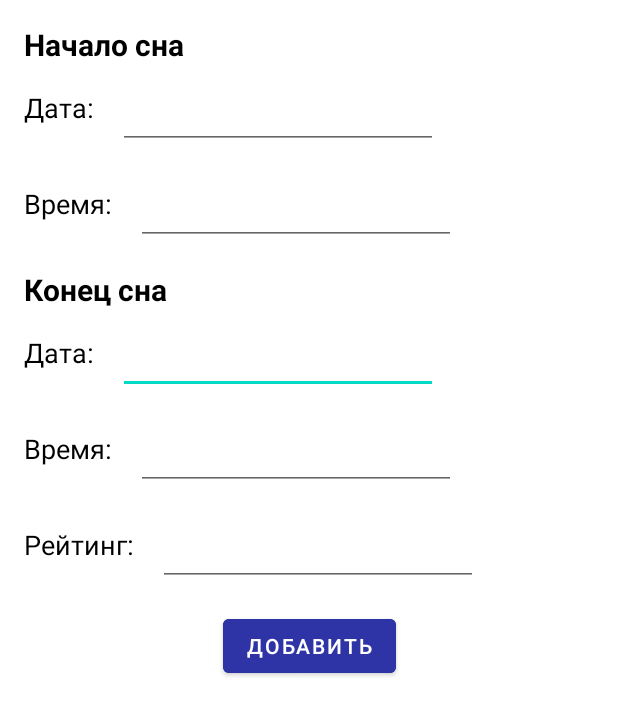
After one commit to juicyluv/mobile-coursework, an Android app: the layout fragment_add_sleep.xml on its own in the app's theme, with its tools: preview values and no code run, on a phone screen of 412 x 824 dp. The commit adds this screen. Shown: the top 715 px of the screen. Run offline under Robolectric (Android 15) with nearby library versions, the phone set to English and light mode, and no system bars.

Commit message:
Added sleeps and add sleep fragments.

```diff
--- a/app/src/main/java/com/example/sleepwell/SleepViewHolder.kt
+++ b/app/src/main/java/com/example/sleepwell/SleepViewHolder.kt
@@ -6,7 +6,6 @@ import kotlinx.android.synthetic.main.item_sleep.view.*
 
 class SleepViewHolder(item: View) : RecyclerView.ViewHolder(item) {
     fun bind(sleep: Sleep) {
-
         with(itemView) {
             sleep.run {
                 startTextView.text = start
--- /dev/null
+++ b/app/src/main/res/layout/fragment_add_sleep.xml
@@ -0,0 +1,161 @@
+<?xml version="1.0" encoding="utf-8"?>
+<androidx.constraintlayout.widget.ConstraintLayout xmlns:android="http://schemas.android.com/apk/res/android"
+    xmlns:app="http://schemas.android.com/apk/res-auto"
+    xmlns:tools="http://schemas.android.com/tools"
+    android:layout_width="match_parent"
+    android:layout_height="match_parent"
+    tools:context=".AddSleepFragment">
+
+    <EditText
+        android:id="@+id/addSleepEndDateText"
+        android:layout_width="wrap_content"
+        android:layout_height="48dp"
+        android:layout_marginStart="16dp"
+        android:layout_marginTop="8dp"
+        android:ems="10"
+        android:inputType="date"
+        app:layout_constraintStart_toEndOf="@+id/textView5"
+        app:layout_constraintTop_toBottomOf="@+id/addSleepStartTextView2" />
+
+    <TextView
+        android:id="@+id/textView4"
+        android:layout_width="wrap_content"
+        android:layout_height="wrap_content"
+        android:layout_marginStart="16dp"
+        android:layout_marginTop="24dp"
+        android:text="@string/add_sleep_time_text"
+        android:textColor="@color/black"
+        android:textSize="18sp"
+        app:layout_constraintStart_toStartOf="parent"
+        app:layout_constraintTop_toBottomOf="@+id/addSleepEndDateText" />
+
+    <EditText
+        android:id="@+id/addSleepEndTimeText"
+        android:layout_width="wrap_content"
+        android:layout_height="48dp"
+        android:layout_marginStart="16dp"
+        android:layout_marginTop="16dp"
+        android:ems="10"
+        android:inputType="time"
+        app:layout_constraintStart_toEndOf="@+id/textView4"
+        app:layout_constraintTop_toBottomOf="@+id/addSleepEndDateText" />
+
+    <TextView
+        android:id="@+id/textView5"
+        android:layout_width="wrap_content"
+        android:layout_height="wrap_content"
+        android:layout_marginStart="16dp"
+        android:layout_marginTop="16dp"
+        android:text="@string/add_sleep_date_text"
+        android:textColor="@color/black"
+        android:textSize="18sp"
+        app:layout_constraintStart_toStartOf="parent"
+        app:layout_constraintTop_toBottomOf="@+id/addSleepStartTextView2" />
+
+    <TextView
+        android:id="@+id/textView6"
+        android:layout_width="wrap_content"
+        android:layout_height="wrap_content"
+        android:layout_marginStart="16dp"
+        android:layout_marginTop="24dp"
+        android:text="@string/add_sleep_rating_text"
+        android:textColor="@color/black"
+        android:textSize="18sp"
+        app:layout_constraintStart_toStartOf="parent"
+        app:layout_constraintTop_toBottomOf="@+id/addSleepEndTimeText" />
+
+    <TextView
+        android:id="@+id/addSleepStartTextView"
+        android:layout_width="wrap_content"
+        android:layout_height="wrap_content"
+        android:layout_marginStart="16dp"
+        android:layout_marginTop="16dp"
+        android:text="@string/add_sleep_start_text"
+        android:textColor="@color/black"
+        android:textSize="20sp"
+        android:textStyle="bold"
+        app:layout_constraintStart_toStartOf="parent"
+        app:layout_constraintTop_toTopOf="parent" />
+
+    <TextView
+        android:id="@+id/addSleepStartTextView2"
+        android:layout_width="wrap_content"
+        android:layout_height="wrap_content"
+        android:layout_marginStart="16dp"
+        android:layout_marginTop="16dp"
+        android:text="@string/add_sleep_end_text"
+        android:textColor="@color/black"
+        android:textSize="20sp"
+        android:textStyle="bold"
+        app:layout_constraintStart_toStartOf="parent"
+        app:layout_constraintTop_toBottomOf="@+id/addSleepStartTimeText" />
+
+    <TextView
+        android:id="@+id/textView2"
+        android:layout_width="wrap_content"
+        android:layout_height="wrap_content"
+        android:layout_marginStart="16dp"
+        android:layout_marginTop="16dp"
+        android:text="@string/add_sleep_date_text"
+        android:textColor="@color/black"
+        android:textSize="18sp"
+        app:layout_constraintStart_toStartOf="parent"
+        app:layout_constraintTop_toBottomOf="@+id/addSleepStartTextView" />
+
+    <EditText
+        android:id="@+id/addSleepStartDateText"
+        android:layout_width="wrap_content"
+        android:layout_height="48dp"
+        android:layout_marginStart="16dp"
+        android:layout_marginTop="8dp"
+        android:ems="10"
+        android:inputType="date"
+        app:layout_constraintStart_toEndOf="@+id/textView2"
+        app:layout_constraintTop_toBottomOf="@+id/addSleepStartTextView" />
+
+    <TextView
+        android:id="@+id/textView3"
+        android:layout_width="wrap_content"
+        android:layout_height="wrap_content"
+        android:layout_marginStart="16dp"
+        android:layout_marginTop="24dp"
+        android:text="Время:"
+        android:textColor="@color/black"
+        android:textSize="18sp"
+        app:layout_constraintStart_toStartOf="parent"
+        app:layout_constraintTop_toBottomOf="@+id/addSleepStartDateText" />
+
+    <EditText
+        android:id="@+id/addSleepStartTimeText"
+        android:layout_width="wrap_content"
+        android:layout_height="48dp"
+        android:layout_marginStart="16dp"
+        android:layout_marginTop="16dp"
+        android:ems="10"
+        android:inputType="time"
+        app:layout_constraintStart_toEndOf="@+id/textView3"
+        app:layout_constraintTop_toBottomOf="@+id/addSleepStartDateText" />
+
+    <EditText
+        android:id="@+id/addSleepRatingText"
+        android:layout_width="wrap_content"
+        android:layout_height="48dp"
+        android:layout_marginStart="16dp"
+        android:layout_marginTop="16dp"
+        android:ems="10"
+        android:inputType="numberDecimal"
+        app:layout_constraintStart_toEndOf="@+id/textView6"
+        app:layout_constraintTop_toBottomOf="@+id/addSleepEndTimeText" />
+
+    <Button
+        android:id="@+id/addSleepAddButton"
+        android:layout_width="wrap_content"
+        android:layout_height="wrap_content"
+        android:layout_marginTop="16dp"
+        android:backgroundTint="@color/main_blue"
+        android:text="@string/add_sleep_button_text"
+        app:layout_constraintEnd_toEndOf="parent"
+        app:layout_constraintStart_toStartOf="parent"
+        app:layout_constraintTop_toBottomOf="@+id/addSleepRatingText" />
+
+</androidx.constraintlayout.widget.ConstraintLayout>
```
Also changed, not shown: app/src/main/java/com/example/sleepwell/AddSleepFragment.kt (added, +105 -0 lines), app/src/main/java/com/example/sleepwell/Sleep.kt (+8 -1 lines), app/src/main/java/com/example/sleepwell/SleepAdapter.kt (+0 -15 lines), app/src/main/java/com/example/sleepwell/SleepViewModel.kt (+16 -9 lines), app/src/main/java/com/example/sleepwell/SleepsFragment.kt (added, +52 -0 lines), app/src/main/res/layout/fragment_sleeps.xml (+19 -3 lines).
